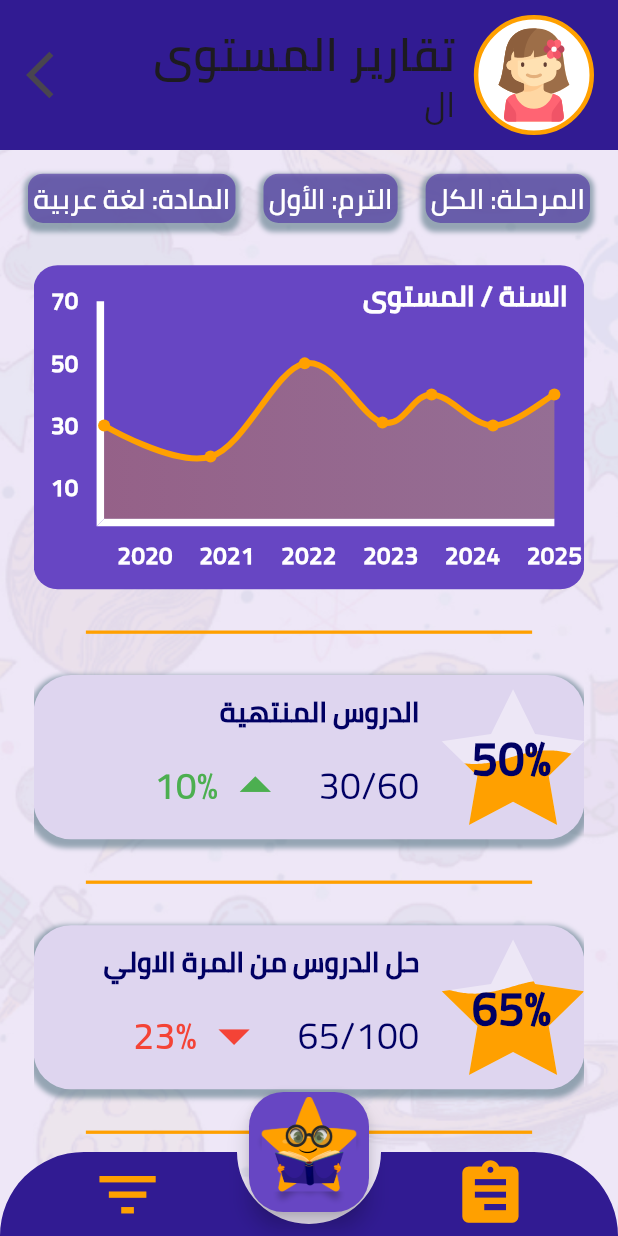
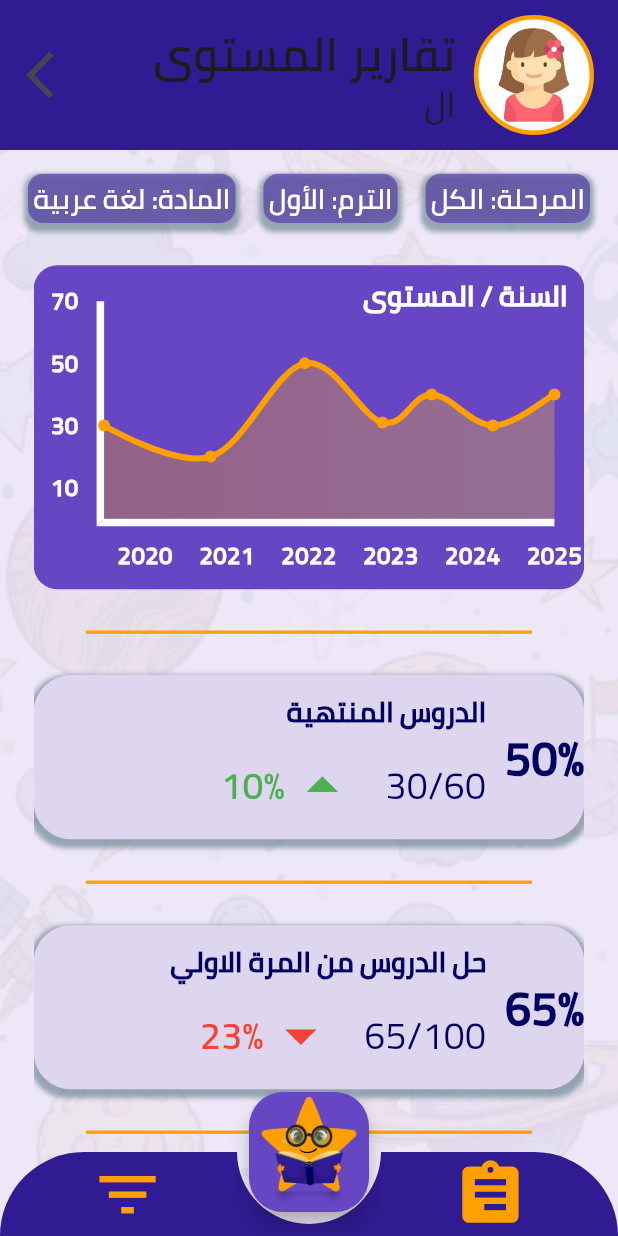
Before and after one commit to AbdoMosa99/Najme-Flutter-Mobile-App, a Flutter app: the Report screen opened directly, on a phone screen of 412 x 824 dp. Run offline on Flutter 3.47's test engine with Material 3 defaults, Android fonts, the phone set to English and light mode, and no system bars; drawn by our look-alikes of animated_bottom_navigation_bar, fl_chart; our stand-ins replace assets_audio_player, flutter_rating_bar, flutter_svg, hive, lottie, shared_preferences and 1 more; missing offline and left inert: flame, flame_audio, flutter_verification_code; accounts and stored records are empty.

Commit message:
working now in android

```diff
--- a/lib/components/reports/report_card.dart
+++ b/lib/components/reports/report_card.dart
@@ -1,5 +1,5 @@
 import 'package:flutter/material.dart';
-import 'package:liquid_progress_indicator/liquid_progress_indicator.dart';
+// import 'package:liquid_progress_indicator/liquid_progress_indicator.dart';
 import 'package:najme/constants/colors.dart';
 import '../../utility.dart';
 import 'dart:math' as math;
@@ -34,15 +34,15 @@
                 Stack(
                   alignment: AlignmentDirectional.center,
                   children: [
-                    LiquidCustomProgressIndicator(
-                      value: numText1 / numText2,
-                      valueColor: AlwaysStoppedAnimation(AppColors.secondary),
-                      backgroundColor: AppColors.background,
-                      direction: Axis.vertical,
-                      shapePath: StarClipper(5).getClip(
-                        Size.fromWidth(100),
-                      ),
-                    ),
+                    // LiquidCustomProgressIndicator(
+                    //   value: numText1 / numText2,
+                    //   valueColor: AlwaysStoppedAnimation(AppColors.secondary),
+                    //   backgroundColor: AppColors.background,
+                    //   direction: Axis.vertical,
+                    //   shapePath: StarClipper(5).getClip(
+                    //     Size.fromWidth(100),
+                    //   ),
+                    // ),
                     Text(
                       '${(numText1 / numText2 * 100).toInt()}%',
                       style: TextStyle(
--- a/pubspec.yaml
+++ b/pubspec.yaml
@@ -41,7 +41,7 @@
   assets_audio_player: ^3.0.3+9
   animated_bottom_navigation_bar: ^0.3.2
   syncfusion_flutter_charts: ^19.4.48
-  liquid_progress_indicator: ^0.4.0
+#  liquid_progress_indicator: ^0.4.0
   lottie: ^1.2.1
   fl_chart: ^0.41.0
   shared_preferences: ^2.0.13
```
Also changed, not shown: 8 other files.
